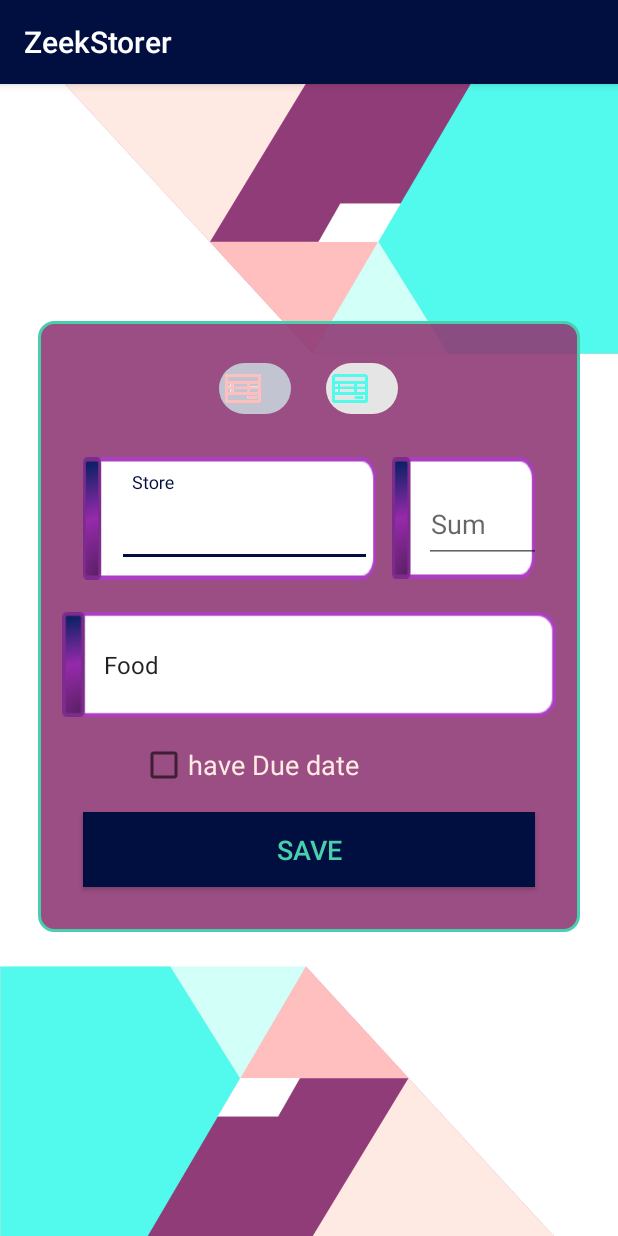
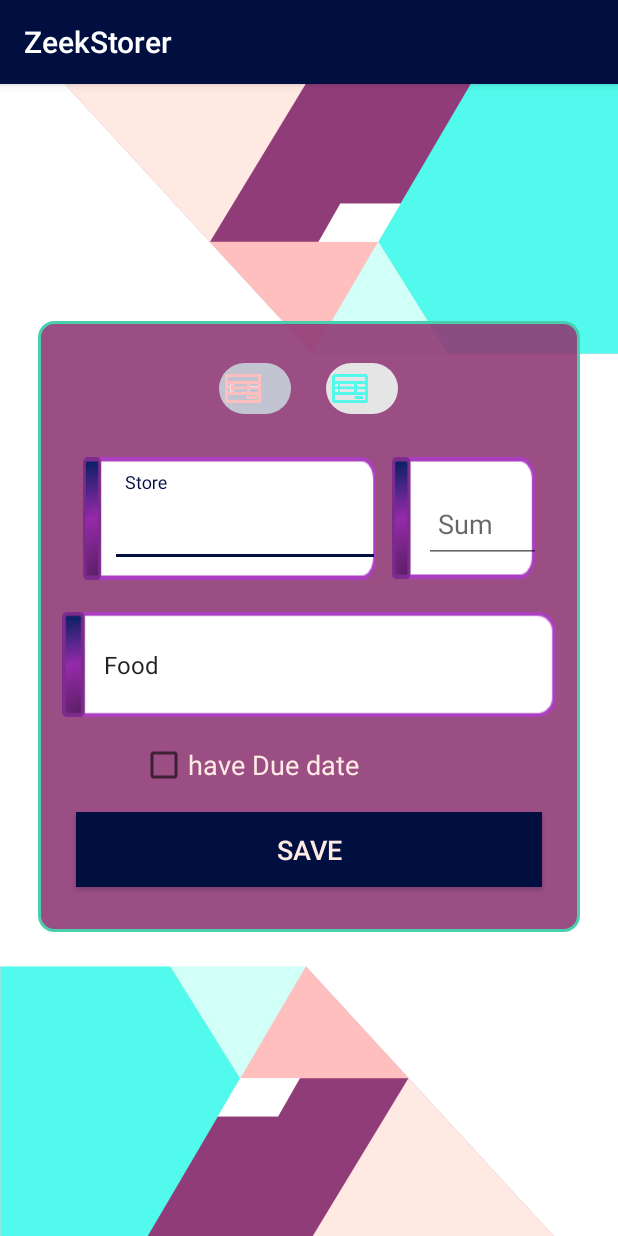
Before and after one commit to Rut-B/ZeekStorerAlphaVersion, an Android app: the TempActivity screen opened directly, with no data from a screen before it, on a phone screen of 412 x 824 dp. Run offline under Robolectric (Android 15) with nearby library versions, the phone set to English and light mode, and no system bars; 4 statements that could not run were skipped.

Commit message:
dowork is work in back

```diff
--- a/app/build.gradle
+++ b/app/build.gradle
@@ -22,6 +22,7 @@ android {
 dependencies {
     implementation fileTree(dir: 'libs', include: ['*.jar'])
     implementation 'com.android.support:appcompat-v7:27.1.1'
+    implementation "android.arch.work:work-runtime:1.0.0-alpha02"
     implementation 'com.android.support.constraint:constraint-layout:1.1.0'
     implementation 'com.android.support:support-v4:27.1.1'
     implementation 'com.android.support:appcompat-v7:28.0.0-alpha1'
--- a/app/src/main/java/com/example/rutbiton/zeeksrorertest/InvoiceListActivity.java
+++ b/app/src/main/java/com/example/rutbiton/zeeksrorertest/InvoiceListActivity.java
@@ -146,8 +146,8 @@ private void getMassages(){
 
        if(massage.equals("add")){
            Toast.makeText(getApplicationContext(), "added successfully", Toast.LENGTH_LONG).show();
-           View customView = getLayoutInflater().inflate(R.layout.custom_crouton_layout, null);
-           Crouton.show(InvoiceListActivity.this, customView);
+         /*  View customView = getLayoutInflater().inflate(R.layout.custom_crouton_layout, null);
+           Crouton.show(InvoiceListActivity.this, customView);*/
        }
         }
         catch (Exception e){
@@ -174,7 +174,7 @@ private Cursor getOption(){
                }
                case "latest":{
                    searchPart.setVisibility(View.GONE);
-                   return MainActivity.sqLiteHelper.getData("SELECT * FROM INVOICE LIMIT 15");
+                   return MainActivity.sqLiteHelper.getData("SELECT * FROM INVOICE LIMIT 5");
                }
                case "search":{
                    searchPart.setVisibility(View.VISIBLE);
--- a/app/src/main/java/com/example/rutbiton/zeeksrorertest/invoiceDetailsActivity.java
+++ b/app/src/main/java/com/example/rutbiton/zeeksrorertest/invoiceDetailsActivity.java
@@ -74,7 +74,8 @@ public class invoiceDetailsActivity extends AppCompatActivity {
                                 Intent in = new Intent(invoiceDetailsActivity.this, homeFilesActivity.class);
                                 startActivity(in);
                                 finish();
-                                Toast.makeText(getApplicationContext(), "Deleted successfully", Toast.LENGTH_LONG).show();
+
+                               Toast.makeText(getApplicationContext(), "Deleted successfully", Toast.LENGTH_LONG).show();
                             }
                         }).show();
             }
@@ -100,7 +101,7 @@ public class invoiceDetailsActivity extends AppCompatActivity {
             if(isCredit.equals("true")){
                 //it is credit
                 //  dueDateTxt.setText("Dua Date: Not Inserted");
-                dueDateTxt.setText("Dua Date: "+dueDate);
+                dueDateTxt.setText("Expiry: "+dueDate);
             }
             else{
                 //it is invoice
@@ -113,6 +114,7 @@ public class invoiceDetailsActivity extends AppCompatActivity {
         }catch (Exception e){
             Intent in = new Intent(invoiceDetailsActivity.this, homeFilesActivity.class);
             startActivity(in);
+            finish();
         }
 
     }
--- a/app/src/main/res/layout/activity_temp.xml
+++ b/app/src/main/res/layout/activity_temp.xml
@@ -112,7 +112,7 @@
 
                         <EditText
                             android:id="@+id/edtStore"
-                            android:layout_width="170dp"
+                            android:layout_width="180dp"
                             android:layout_height="50dp"
                             android:layout_alignParentEnd="true"
                             android:layout_alignParentLeft="true"
@@ -142,7 +142,7 @@
 
                         <EditText
                             android:id="@+id/edtSum"
-                            android:layout_width="100dp"
+                            android:layout_width="90dp"
                             android:layout_height="50dp"
                             android:layout_alignParentEnd="true"
                             android:layout_alignParentLeft="true"
@@ -153,7 +153,8 @@
                             android:ems="10"
                             android:hint="Sum"
                             android:inputType="numberDecimal"
-                            android:paddingLeft="15dp" />
+                            android:paddingLeft="15dp"
+                            android:textColor="@color/violet_dark" />
 
 
                     </android.support.design.widget.TextInputLayout>
@@ -196,6 +197,7 @@
                     android:layout_width="287dp"
                     android:layout_height="wrap_content"
                     android:layout_gravity="center_horizontal|center"
+                    android:background="@android:color/background_light"
                     android:visibility="gone" />
 
                 <Button
@@ -206,14 +208,14 @@
                     android:layout_alignParentBottom="true"
                     android:layout_gravity="center_horizontal"
                     android:layout_marginBottom="10dp"
-                    android:layout_marginLeft="30dp"
-                    android:layout_marginRight="30dp"
+                    android:layout_marginLeft="25dp"
+                    android:layout_marginRight="25dp"
                     android:layout_marginTop="10dp"
                     android:background="@color/colorPrimary"
                     android:elevation="10dp"
                     android:radius="10dp"
                     android:text="save"
-                    android:textColor="@color/colorMint"
+                    android:textColor="@color/white_app"
                     android:textSize="18sp"
                     android:translationZ="50dp" />
 
```
Also changed, not shown: app/src/main/java/com/example/rutbiton/zeeksrorertest/MainActivity.java (+10 -2 lines), app/src/main/java/com/example/rutbiton/zeeksrorertest/TempActivity.java (+19 -7 lines), app/src/main/java/com/example/rutbiton/zeeksrorertest/services/LocationWork.java (added, +109 -0 lines).
